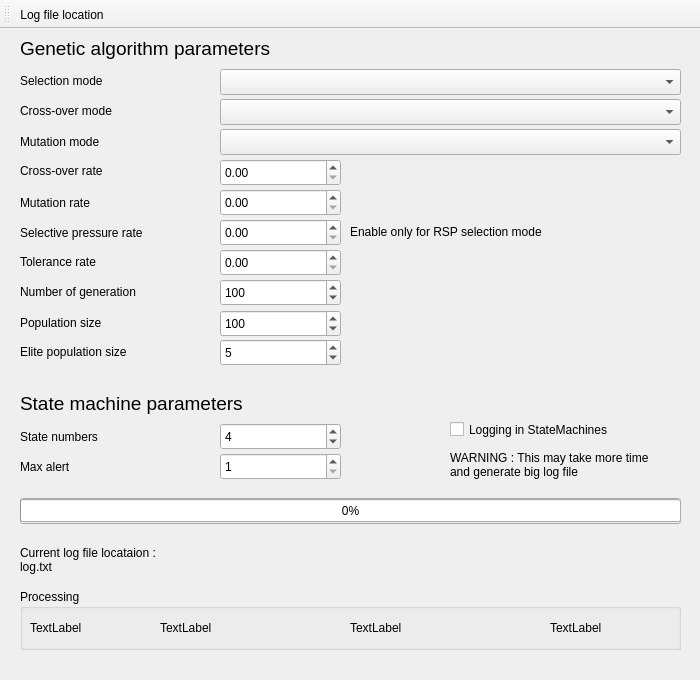
Before: the Qt Designer form MegaMachineEvolution/GUI/parameterwindow.ui in IxSysTech/heigvd-pro-b-13, drawn with Qt 5.
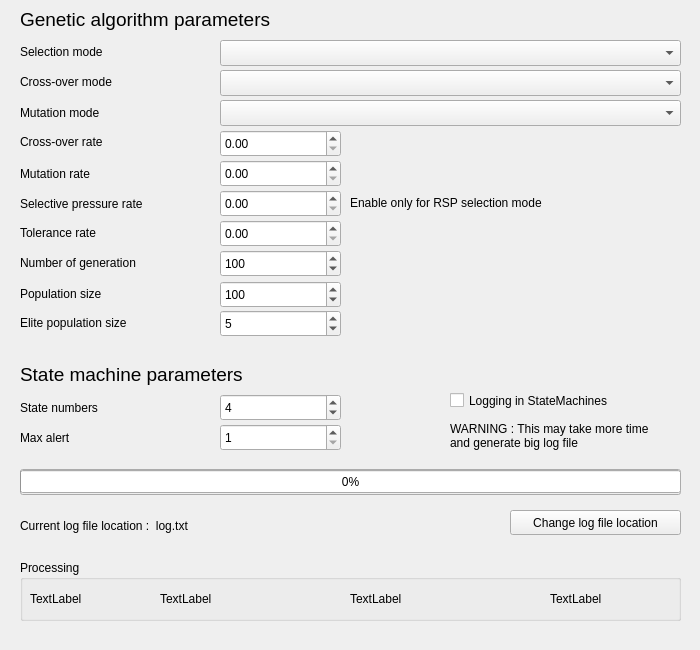
After: the same form once the commit is applied.

Commit message: Change logfile location to Button

```diff
--- a/MegaMachineEvolution/GUI/parameterwindow.ui
+++ b/MegaMachineEvolution/GUI/parameterwindow.ui
@@ -7,19 +7,19 @@
     <x>0</x>
     <y>0</y>
     <width>700</width>
-    <height>680</height>
+    <height>650</height>
    </rect>
   </property>
   <property name="minimumSize">
    <size>
     <width>700</width>
-    <height>680</height>
+    <height>650</height>
    </size>
   </property>
   <property name="maximumSize">
    <size>
     <width>700</width>
-    <height>680</height>
+    <height>650</height>
    </size>
   </property>
   <property name="windowTitle">
@@ -532,29 +532,32 @@
     <property name="geometry">
      <rect>
       <x>20</x>
+      <y>500</y>
+      <width>471</width>
+      <height>51</height>
+     </rect>
+    </property>
+    <property name="text">
+     <string>Current log file location :  log.txt</string>
+    </property>
+    <property name="wordWrap">
+     <bool>true</bool>
+    </property>
+   </widget>
+   <widget class="QPushButton" name="browseLog">
+    <property name="geometry">
+     <rect>
+      <x>510</x>
       <y>510</y>
-      <width>661</width>
-      <height>41</height>
+      <width>171</width>
+      <height>25</height>
      </rect>
     </property>
     <property name="text">
-     <string>Current log file locataion : 
-log.txt</string>
+     <string>Change log file location</string>
     </property>
    </widget>
   </widget>
-  <widget class="QToolBar" name="toolBar">
-   <property name="windowTitle">
-    <string>toolBar</string>
-   </property>
-   <attribute name="toolBarArea">
-    <enum>TopToolBarArea</enum>
-   </attribute>
-   <attribute name="toolBarBreak">
-    <bool>false</bool>
-   </attribute>
-   <addaction name="actionLog_file_location"/>
-  </widget>
   <action name="actionLog_file_location">
    <property name="text">
     <string>Log file location</string>
```
The commit also changes 5 other files.
